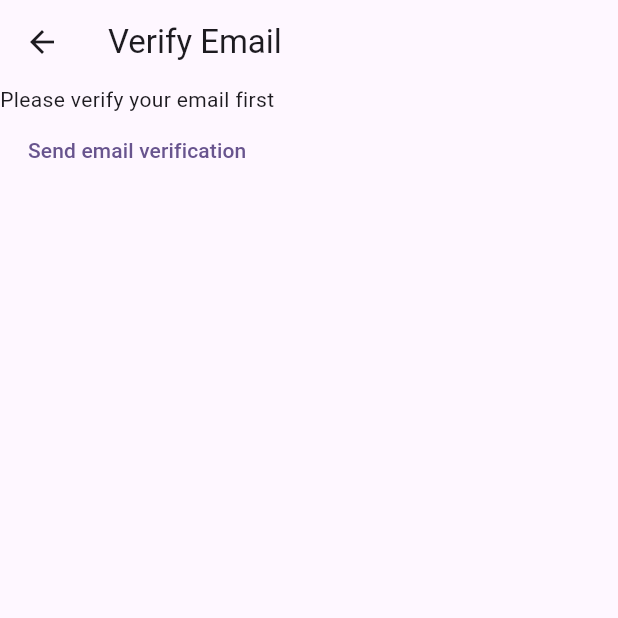
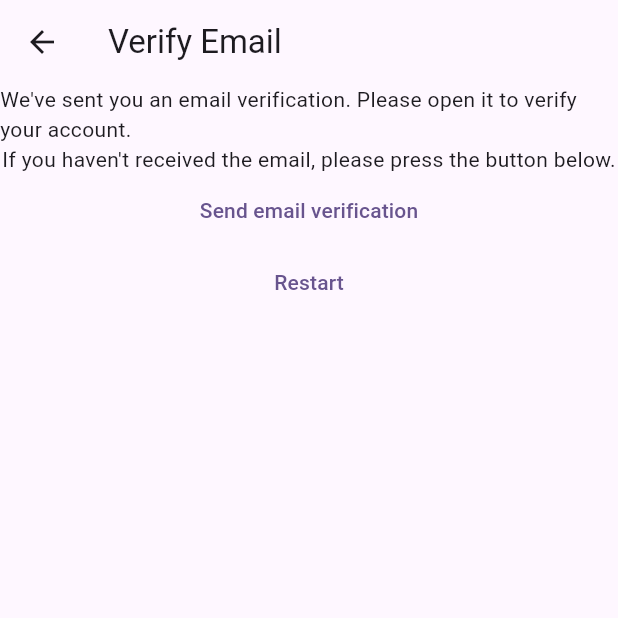
Before and after one commit to bitfactory-frank-spee/test_flutter_mynotes, a Flutter app: the VerifyEmailView screen opened directly, on a phone screen of 412 x 824 dp, the top half of it. Run offline on Flutter 3.47's test engine with Material 3 defaults, Android fonts, the phone set to English and light mode, and no system bars; our stand-ins replace firebase_auth, firebase_core; accounts and stored records are empty.

```diff
--- a/lib/constants/routes.dart
+++ b/lib/constants/routes.dart
@@ -1,3 +1,4 @@
 const loginRoute = '/login/';
 const registerRoute = '/register/';
 const notesRoute = '/notes/';
+const verifyEmailRoute = '/verify-email/';
--- a/lib/main.dart
+++ b/lib/main.dart
@@ -23,6 +23,7 @@ void main() {
         loginRoute: (context) => const LoginView(),
         registerRoute: (context) => const RegisterView(),
         notesRoute: (context) => const NotesView(),
+        verifyEmailRoute: (context) => const VerifyEmailView(),
       },
     ),
   );
--- a/lib/views/verify_email_view.dart
+++ b/lib/views/verify_email_view.dart
@@ -1,5 +1,6 @@
 import 'package:firebase_auth/firebase_auth.dart';
 import 'package:flutter/material.dart';
+import 'package:test_flutter_mynotes/constants/routes.dart';
 
 class VerifyEmailView extends StatefulWidget {
   const VerifyEmailView({super.key});
@@ -17,13 +18,26 @@ class _VerifyEmailViewState extends State<VerifyEmailView> {
       ),
       body: Column(
         children: [
-          const Text('Please verify your email first'),
+          const Text(
+              'We\'ve sent you an email verification. Please open it to verify your account.'),
+          const Text(
+              'If you haven\'t received the email, please press the button below.'),
           TextButton(
             onPressed: () async {
               var user = FirebaseAuth.instance.currentUser;
               await user?.sendEmailVerification();
             },
             child: const Text('Send email verification'),
+          ),
+          TextButton(
+            onPressed: () async {
+              await FirebaseAuth.instance.signOut();
+              Navigator.of(context).pushNamedAndRemoveUntil(
+                registerRoute,
+                (_) => false,
+              );
+            },
+            child: const Text('Restart'),
           )
         ],
       ),
```
Also changed, not shown: lib/views/register_view.dart (+25 -11 lines).
